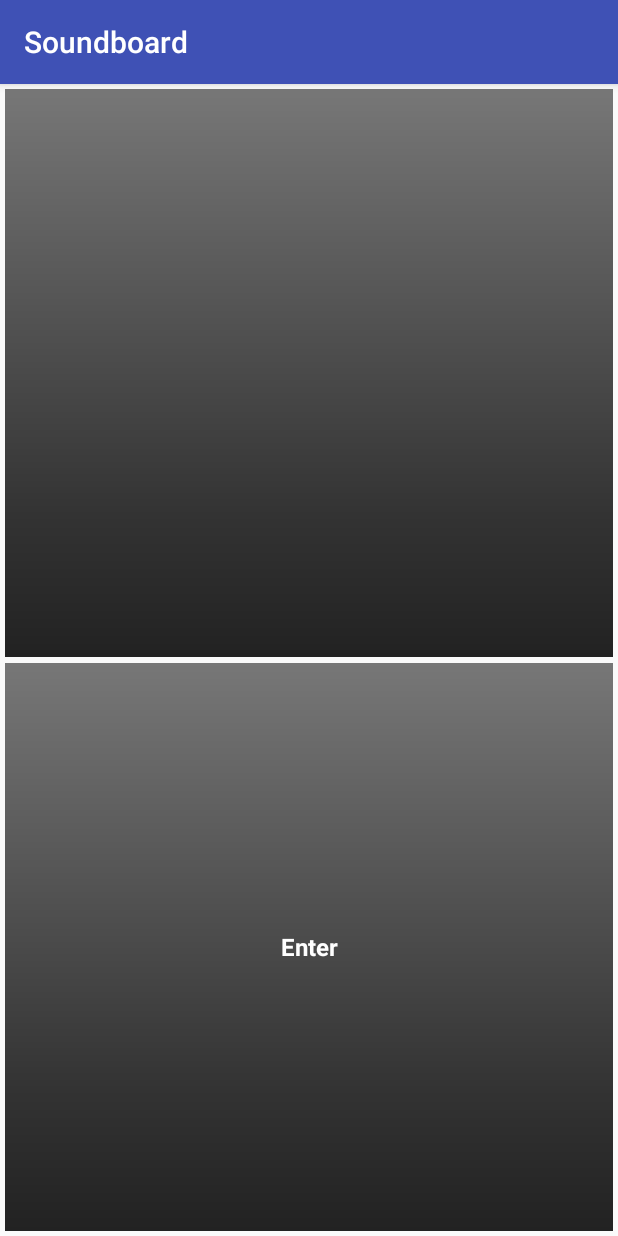
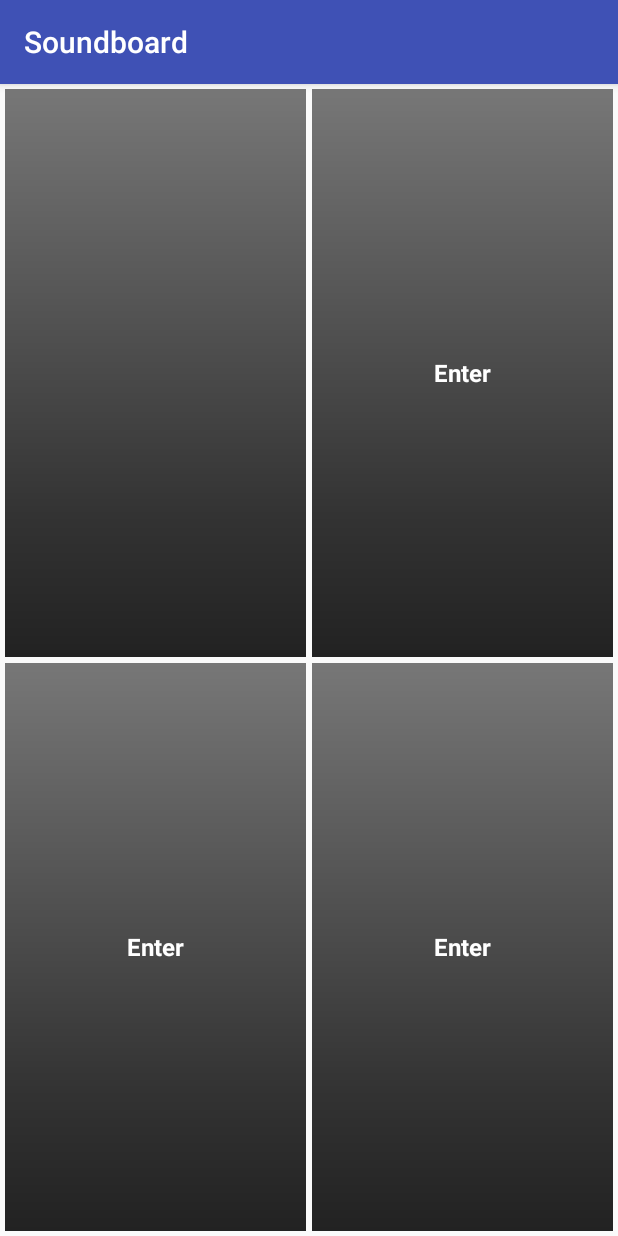
Before and after one commit to malteschmitz/AndroidSoundboard, an Android app: the screen it shows after launch (MainActivity), on a phone screen of 412 x 824 dp. Run offline under Robolectric (Android 15) with nearby library versions, the phone set to English and light mode, and no system bars.

Commit message:
Start creating buttons dynamically

```diff
--- a/app/src/main/java/de/mlte/soundboard/MainActivity.kt
+++ b/app/src/main/java/de/mlte/soundboard/MainActivity.kt
@@ -8,7 +8,10 @@ import android.media.MediaPlayer
 import android.net.Uri
 import android.os.Bundle
 import android.support.v7.app.AppCompatActivity
+import android.view.LayoutInflater
 import android.view.animation.LinearInterpolator
+import android.widget.FrameLayout
+import android.widget.GridLayout
 import android.widget.ProgressBar
 import android.widget.TextView
 import java.io.BufferedInputStream
@@ -19,6 +22,8 @@ class MainActivity : AppCompatActivity() {
     override fun onCreate(savedInstanceState: Bundle?) {
         super.onCreate(savedInstanceState)
         setContentView(R.layout.activity_main)
+
+        duplicateButton()
 
         loadPreferences()
 
@@ -75,6 +80,30 @@ class MainActivity : AppCompatActivity() {
         }
     }
 
+    private fun duplicateButton() {
+        val inflater = getSystemService(Context.LAYOUT_INFLATER_SERVICE) as LayoutInflater
+        val parent = findViewById<GridLayout>(R.id.grid_layout)
+
+        parent.columnCount = 2
+
+        for (row in 0..1) {
+            for (col in 0..1) {
+                val newFrame = inflater.inflate(R.layout.layout_button, null)
+                // newFrame.findViewById<ProgressBar>(R.id.progress_bar)
+                // newFrame.findViewById<TextView>(R.id.text_view_button)
+
+                val params = GridLayout.LayoutParams()
+                params.columnSpec = GridLayout.spec(col, 1, 1.0f)
+                params.rowSpec = GridLayout.spec(row, 1, 1.0f)
+                params.width = 0
+                params.height = 0
+                newFrame.layoutParams = params
+
+                parent.addView(newFrame)
+            }
+        }
+    }
+
     private fun loadPreferences() {
         val preferences = getPreferences(Context.MODE_PRIVATE)
         val caption = preferences.getString("caption", "")
--- a/app/src/main/res/layout/activity_main.xml
+++ b/app/src/main/res/layout/activity_main.xml
@@ -7,69 +7,12 @@
     tools:context="de.mlte.soundboard.MainActivity">
 
     <GridLayout
+        android:id="@+id/grid_layout"
         android:layout_width="match_parent"
         android:layout_height="match_parent"
         android:columnCount="1"
         android:padding="1dp">
 
-        <FrameLayout
-            android:layout_width="wrap_content"
-            android:layout_height="wrap_content"
-            android:layout_column="0"
-            android:layout_columnWeight="1"
-            android:layout_row="0"
-            android:layout_rowWeight="1"
-            android:padding="2dp">
-
-            <ProgressBar
-                android:id="@+id/progress_bar"
-                style="?android:attr/progressBarStyleHorizontal"
-                android:layout_width="match_parent"
-                android:layout_height="match_parent"
-                android:indeterminate="false"
-                android:progressDrawable="@drawable/progress_bar_states" />
-
-            <TextView
-                android:id="@+id/text_view_button"
-                android:layout_width="match_parent"
-                android:layout_height="match_parent"
-                android:gravity="center"
-                android:padding="6dp"
-                android:text="Enter"
-                android:textColor="@android:color/white"
-                android:textSize="16sp"
-                android:textStyle="bold" />
-
-        </FrameLayout>
-
-        <FrameLayout
-            android:layout_width="wrap_content"
-            android:layout_height="wrap_content"
-            android:layout_column="0"
-            android:layout_columnWeight="1"
-            android:layout_row="1"
-            android:layout_rowWeight="1"
-            android:padding="2dp">
-
-            <ProgressBar
-                style="?android:attr/progressBarStyleHorizontal"
-                android:layout_width="match_parent"
-                android:layout_height="match_parent"
-                android:indeterminate="false"
-                android:progressDrawable="@drawable/progress_bar_states" />
-
-            <TextView
-                android:layout_width="match_parent"
-                android:layout_height="match_parent"
-                android:gravity="center"
-                android:padding="6dp"
-                android:text="Enter"
-                android:textColor="@android:color/white"
-                android:textSize="16sp"
-                android:textStyle="bold" />
-
-        </FrameLayout>
-
     </GridLayout>
 
 </android.support.constraint.ConstraintLayout>
--- /dev/null
+++ b/app/src/main/res/layout/layout_button.xml
@@ -0,0 +1,25 @@
+<?xml version="1.0" encoding="utf-8"?>
+<FrameLayout xmlns:android="http://schemas.android.com/apk/res/android"
+    android:layout_width="wrap_content"
+    android:layout_height="wrap_content"
+    android:padding="2dp">
+    <ProgressBar
+        android:id="@+id/progress_bar"
+        style="?android:attr/progressBarStyleHorizontal"
+        android:layout_width="match_parent"
+        android:layout_height="match_parent"
+        android:indeterminate="false"
+        android:progressDrawable="@drawable/progress_bar_states" />
+
+    <TextView
+        android:id="@+id/text_view_button"
+        android:layout_width="match_parent"
+        android:layout_height="match_parent"
+        android:gravity="center"
+        android:padding="6dp"
+        android:text="Enter"
+        android:textColor="@android:color/white"
+        android:textSize="16sp"
+        android:textStyle="bold" />
+
+</FrameLayout>
```
